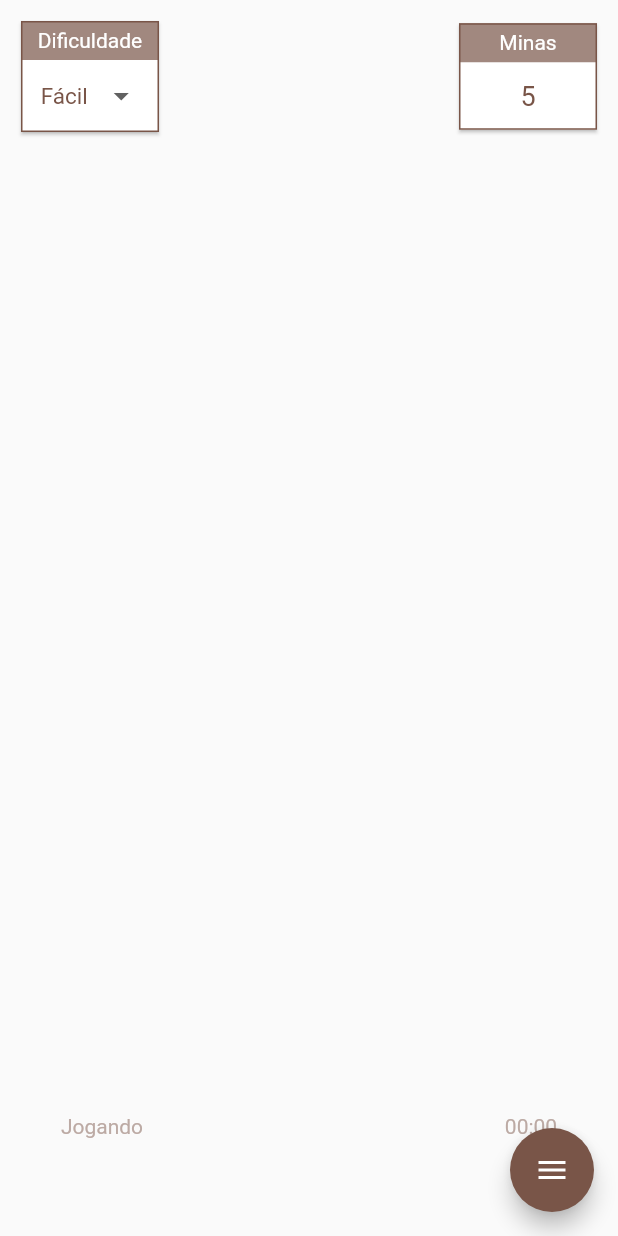
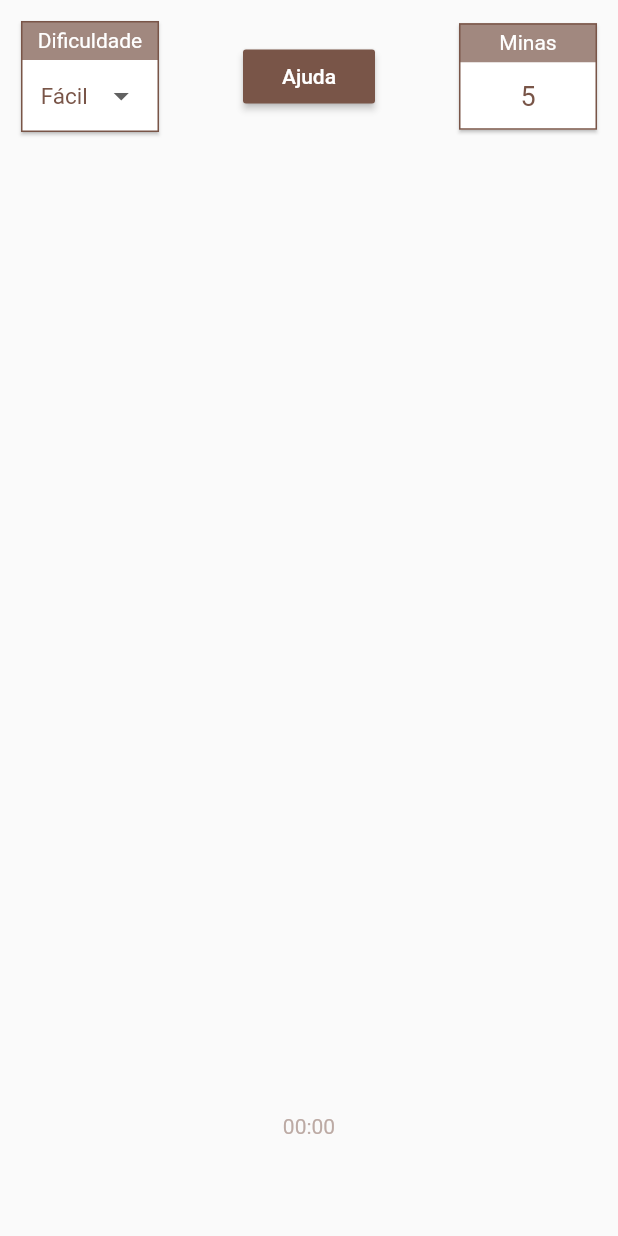
Before and after one commit to matheusrmribeiro/desafio_campominado, a Flutter app: the screen it shows after launch, on a phone screen of 412 x 824 dp. Run offline on Flutter 3.47's test engine with Material 2 defaults, Android fonts, the phone set to English and light mode, and no system bars; drawn by our look-alikes of flutter_speed_dial; our stand-ins replace flutter_icons, flutter_mobx, mobx, vibration; missing offline and left inert: esys_flutter_share; generated files the repository leaves out were written again.

Commit message:
Layout improvements

```diff
--- a/lib/views/minefield.dart
+++ b/lib/views/minefield.dart
@@ -45,16 +45,8 @@ class MineField extends StatelessWidget {
             ),
           ),
           Container(
-            padding: EdgeInsets.only(left: 10, right: 10),
-            child: Row(
-              mainAxisAlignment: MainAxisAlignment.spaceBetween,
-              children: <Widget>[
-                Text("Jogando",
-                  style: TextStyle(
-                    color: Colors.brown[200]
-                  ),
-                ),
-                Observer(
+            child: Center(
+              child: Observer(
                 builder: (_) {
                   return Text(controller.time,
                     style: TextStyle(
@@ -63,7 +55,6 @@ class MineField extends StatelessWidget {
                   );
                 }
               ),
-              ],
             ),
           )
         ],
```
Also changed, not shown: lib/controller/minesweeper_controller.dart (+4 -6 lines), lib/views/minesweeper.dart (+44 -1 lines). Lines whose indentation alone changed are shown as unchanged.
